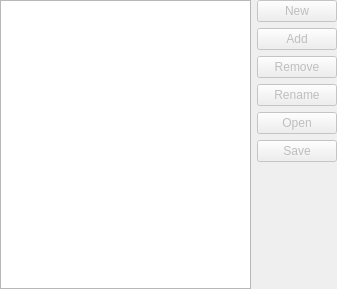
Old version of the form src/gui/entry/EntryAttachmentsWidget.ui in the repository w15eacre/keepassxc.
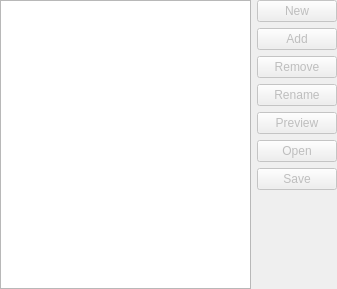
New version of the form.

Commit message:
Add preview functionality for entry attachments
Supported types:
- text
- image

Fixes #11506

```diff
--- a/src/gui/entry/EntryAttachmentsWidget.ui
+++ b/src/gui/entry/EntryAttachmentsWidget.ui
@@ -100,6 +100,16 @@
         </property>
        </widget>
       </item>
+      <item>
+       <widget class="QPushButton" name="previewButton">
+        <property name="enabled">
+         <bool>false</bool>
+        </property>
+        <property name="text">
+         <string>Preview</string>
+        </property>
+       </widget>
+      </item>
       <item>
        <widget class="QPushButton" name="openAttachmentButton">
         <property name="enabled">
```
The commit also changes 8 other files.
